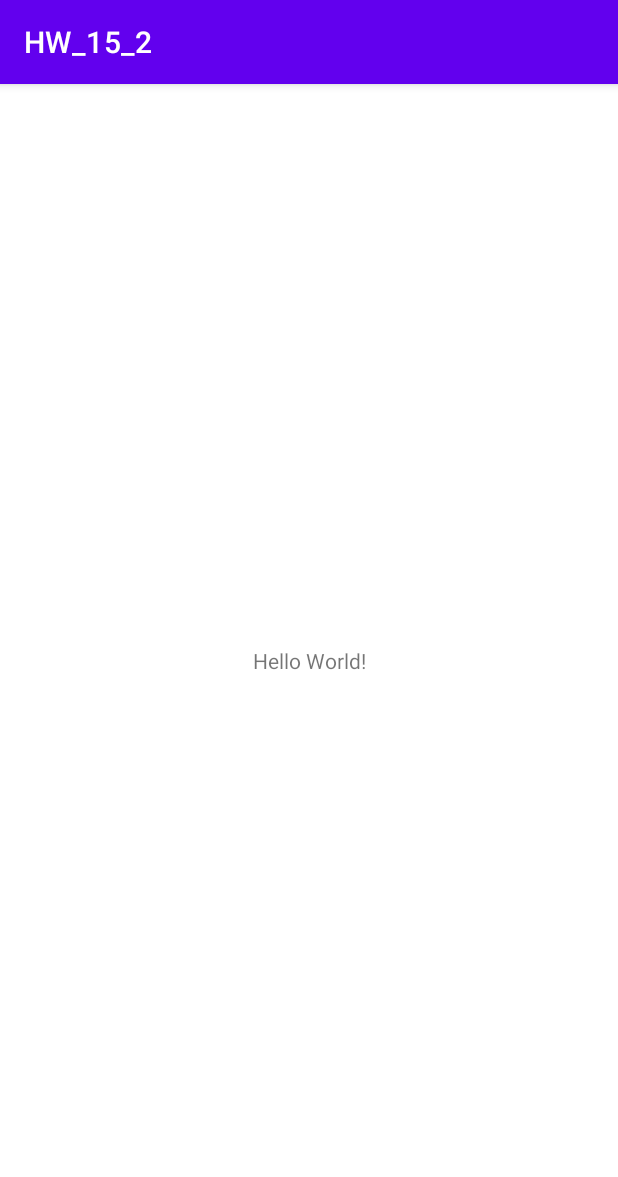
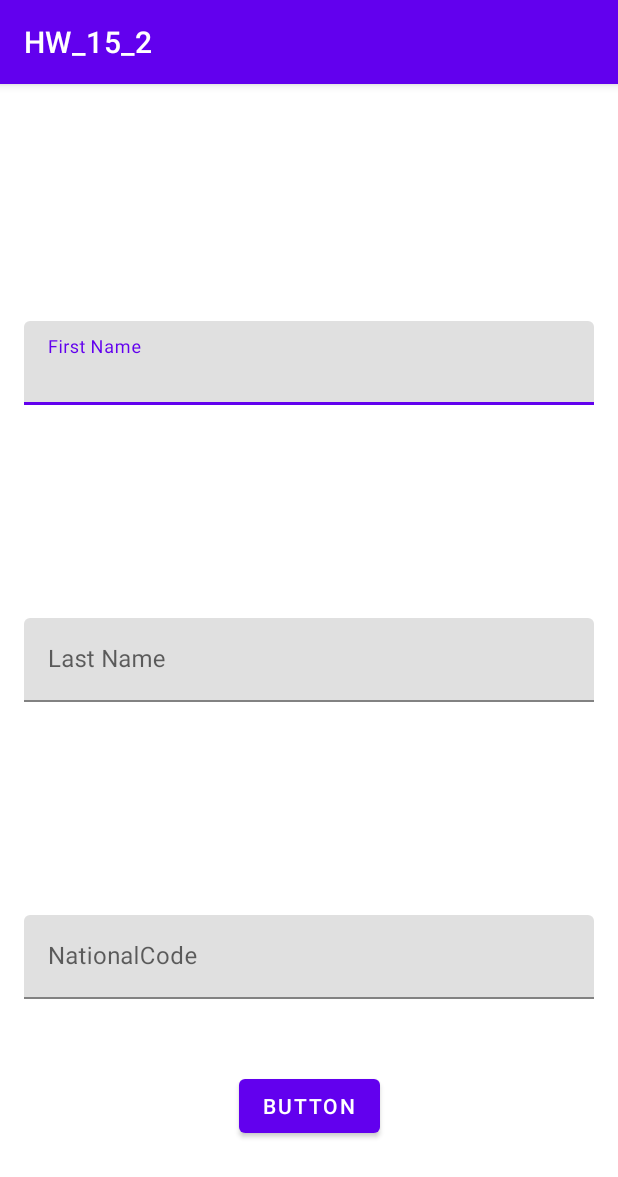
Before and after one commit to alireza-sh92/HW_15_2, an Android app: the screen it shows after launch (MainActivity), on a phone screen of 412 x 824 dp. Shown: the top 1177 px of the screen. Run offline under Robolectric (Android 15) with nearby library versions, the phone set to English and light mode, and no system bars.

Commit message:
navigation implemented!

```diff
--- a/app/src/main/AndroidManifest.xml
+++ b/app/src/main/AndroidManifest.xml
@@ -1,6 +1,7 @@
 <?xml version="1.0" encoding="utf-8"?>
 <manifest xmlns:android="http://schemas.android.com/apk/res/android"
     package="com.example.hw_15_2">
+    <uses-permission android:name="android.permission.INTERNET"/>
 
     <application
         android:allowBackup="true"
--- a/app/src/main/java/com/example/hw_15_2/MainActivity.kt
+++ b/app/src/main/java/com/example/hw_15_2/MainActivity.kt
@@ -2,10 +2,16 @@ package com.example.hw_15_2
 
 import androidx.appcompat.app.AppCompatActivity
 import android.os.Bundle
+import androidx.navigation.NavController
+import androidx.navigation.NavHostController
+import androidx.navigation.findNavController
+import androidx.navigation.fragment.NavHostFragment
 
 class MainActivity : AppCompatActivity() {
     override fun onCreate(savedInstanceState: Bundle?) {
         super.onCreate(savedInstanceState)
         setContentView(R.layout.activity_main)
+        val navHostFragment = supportFragmentManager.findFragmentById(R.id.nav_host_fragment) as NavHostFragment
+        val navController = navHostFragment.navController
     }
 }
--- /dev/null
+++ b/app/src/main/java/com/example/hw_15_2/UserCreateFragment.kt
@@ -0,0 +1,12 @@
+package com.example.hw_15_2
+
+import androidx.fragment.app.Fragment
+import androidx.fragment.app.viewModels
+import com.example.hw_15_2.databinding.UserCreateFragmentBinding
+import com.example.hw_15_2.network.ui.signup.ViewModelSignUp
+
+class UserCreateFragment:Fragment(R.layout.user_create_fragment) {
+    private val modle: ViewModelSignUp by viewModels()
+    lateinit var binding: UserCreateFragmentBinding
+
+}
--- /dev/null
+++ b/app/src/main/java/com/example/hw_15_2/datamodel/User.kt
@@ -0,0 +1,3 @@
+package com.example.hw_15_2.datamodel
+
+data class User(val userItem:  ArrayList<UserItem>)
--- a/app/src/main/res/layout/activity_main.xml
+++ b/app/src/main/res/layout/activity_main.xml
@@ -6,13 +6,16 @@
     android:layout_height="match_parent"
     tools:context=".MainActivity">
 
-    <TextView
-        android:layout_width="wrap_content"
-        android:layout_height="wrap_content"
-        android:text="Hello World!"
+    <androidx.fragment.app.FragmentContainerView
+        android:id="@+id/nav_host_fragment"
+        android:name="androidx.navigation.fragment.NavHostFragment"
+        android:layout_width="match_parent"
+        android:layout_height="match_parent"
         app:layout_constraintBottom_toBottomOf="parent"
-        app:layout_constraintLeft_toLeftOf="parent"
-        app:layout_constraintRight_toRightOf="parent"
-        app:layout_constraintTop_toTopOf="parent" />
-
+        app:layout_constraintEnd_toEndOf="parent"
+        app:layout_constraintStart_toStartOf="parent"
+        app:layout_constraintTop_toTopOf="parent"
+        app:defaultNavHost="true"
+        app:navGraph="@navigation/nav_graph"
+        />
 </androidx.constraintlayout.widget.ConstraintLayout>
--- /dev/null
+++ b/app/src/main/res/layout/user_create_fragment.xml
@@ -0,0 +1,72 @@
+<?xml version="1.0" encoding="utf-8"?>
+<androidx.constraintlayout.widget.ConstraintLayout xmlns:android="http://schemas.android.com/apk/res/android"
+    xmlns:app="http://schemas.android.com/apk/res-auto"
+    xmlns:tools="http://schemas.android.com/tools"
+    android:layout_width="match_parent"
+    android:layout_height="match_parent"
+    android:padding="16dp">
+
+    <com.google.android.material.textfield.TextInputLayout
+        android:id="@+id/firstNameLayout"
+        android:layout_width="match_parent"
+        android:layout_height="wrap_content"
+        app:layout_constraintBottom_toTopOf="@+id/lastNameLayout"
+        app:layout_constraintEnd_toEndOf="parent"
+        app:layout_constraintStart_toStartOf="parent"
+        app:layout_constraintTop_toTopOf="parent">
+
+        <com.google.android.material.textfield.TextInputEditText
+            android:id="@+id/firstNameInput"
+            android:layout_width="match_parent"
+            android:layout_height="wrap_content"
+            android:hint="First Name" />
+
+
+    </com.google.android.material.textfield.TextInputLayout>
+
+    <com.google.android.material.textfield.TextInputLayout
+        android:id="@+id/lastNameLayout"
+        android:layout_width="match_parent"
+        android:layout_height="wrap_content"
+        app:layout_constraintBottom_toTopOf="@+id/nationalcodeLayout"
+        app:layout_constraintEnd_toEndOf="parent"
+        app:layout_constraintStart_toStartOf="parent"
+        app:layout_constraintTop_toBottomOf="@+id/firstNameLayout">
+
+        <com.google.android.material.textfield.TextInputEditText
+            android:id="@+id/lastNameInput"
+            android:layout_width="match_parent"
+            android:layout_height="wrap_content"
+            android:hint="Last Name" />
+
+
+    </com.google.android.material.textfield.TextInputLayout>
+
+    <com.google.android.material.textfield.TextInputLayout
+        android:id="@+id/nationalcodeLayout"
+        android:layout_width="match_parent"
+        android:layout_height="wrap_content"
+        app:layout_constraintBottom_toBottomOf="parent"
+        app:layout_constraintEnd_toEndOf="parent"
+        app:layout_constraintStart_toStartOf="parent"
+        app:layout_constraintTop_toBottomOf="@+id/lastNameLayout">
+
+        <com.google.android.material.textfield.TextInputEditText
+            android:id="@+id/nationalcodeInput"
+            android:layout_width="match_parent"
+            android:layout_height="wrap_content"
+            android:hint="NationalCode" />
+
+    </com.google.android.material.textfield.TextInputLayout>
+
+    <Button
+        android:id="@+id/button"
+        android:layout_width="wrap_content"
+        android:layout_height="wrap_content"
+        android:text="Button"
+        app:layout_constraintBottom_toBottomOf="parent"
+        app:layout_constraintEnd_toEndOf="parent"
+        app:layout_constraintStart_toStartOf="parent"
+        app:layout_constraintTop_toBottomOf="@+id/nationalcodeLayout" />
+
+</androidx.constraintlayout.widget.ConstraintLayout>
--- /dev/null
+++ b/app/src/main/res/navigation/nav_graph.xml
@@ -0,0 +1,15 @@
+<?xml version="1.0" encoding="utf-8"?>
+<navigation xmlns:android="http://schemas.android.com/apk/res/android"
+    xmlns:app="http://schemas.android.com/apk/res-auto"
+    android:id="@+id/nav_graph"
+    app:startDestination="@id/userCreateFragment">
+    <fragment
+        android:id="@+id/userCreateFragment"
+        android:name="com.example.hw_15_2.UserCreateFragment"
+        android:label="UserCreateFragment" >
+        <action
+            android:id="@+id/action_userCreateFragment_to_placeholder"
+            app:destination="@id/placeholder" />
+    </fragment>
+    <fragment android:id="@+id/placeholder" />
+</navigation>
```
Also changed, not shown: app/build.gradle (+8 -0 lines), app/src/main/java/com/example/hw_15_2/datamodel/UserCreating.kt (added, +16 -0 lines), app/src/main/java/com/example/hw_15_2/datamodel/UserItem.kt (added, +8 -0 lines), app/src/main/java/com/example/hw_15_2/network/APISrevices.kt (added, +17 -0 lines), app/src/main/java/com/example/hw_15_2/network/NetworkManager.kt (added, +36 -0 lines), app/src/main/java/com/example/hw_15_2/network/ui/signup/ViewModelSignUp.kt (added, +32 -0 lines).
